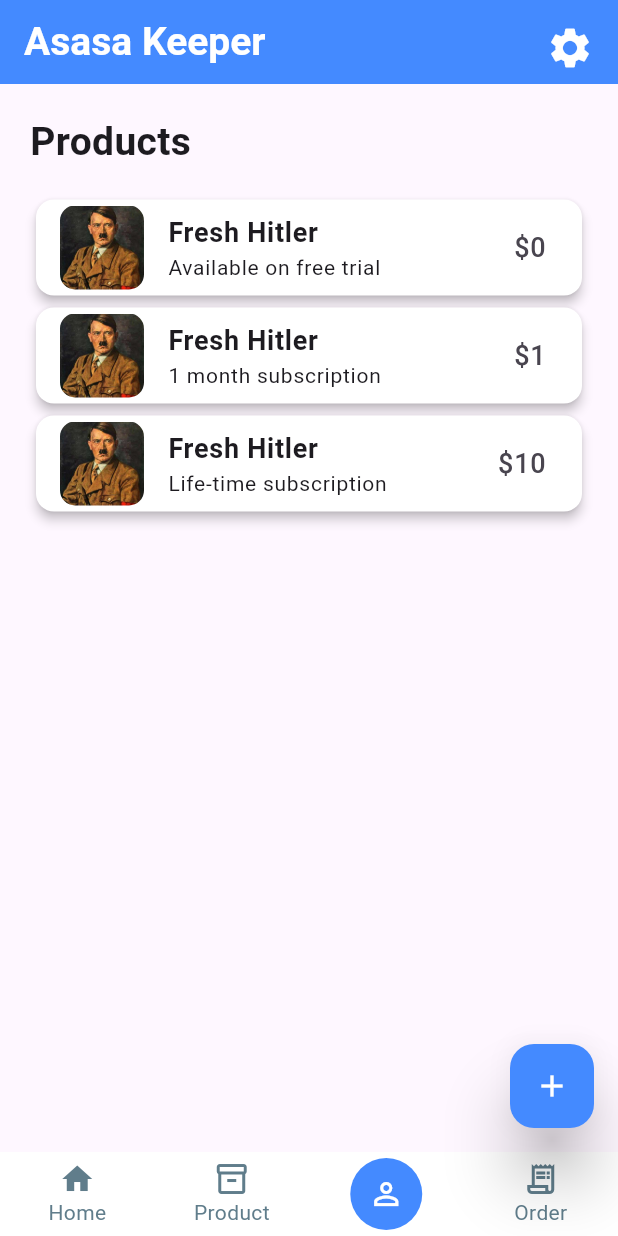
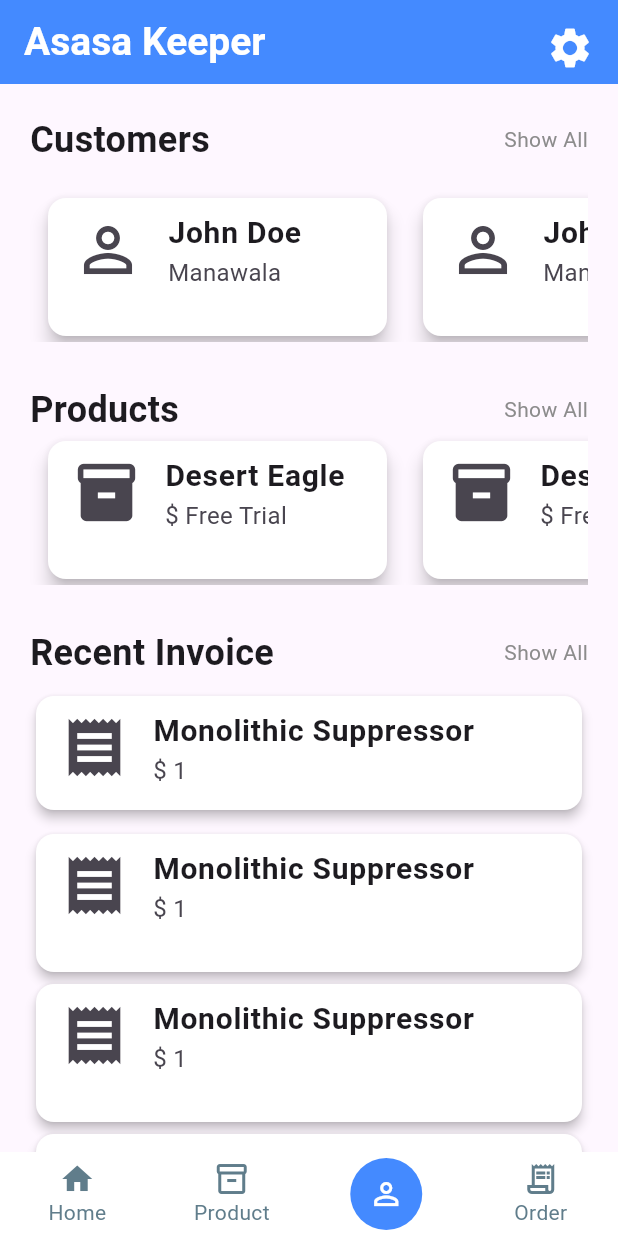
Before and after one commit to fasih124/wholesaleAnalyzerApp, a Flutter app: the screen it shows after launch, item 3 of the bottom bar chosen, on a phone screen of 412 x 824 dp. Run offline on Flutter 3.47's test engine with Material 3 defaults, Android fonts, the phone set to English and light mode, and no system bars; drawn by our look-alikes of flutter_snake_navigationbar.

Commit message:
Completed Home page & added navigation from Home to Settings & vice versa. Gonna proceed to make additions on settings screen.

```diff
--- a/lib/main.dart
+++ b/lib/main.dart
@@ -1,4 +1,5 @@
 import 'package:flutter/material.dart';
+import 'package:wholesale_analyzer_project/views/home.dart';
 import 'package:wholesale_analyzer_project/views/products.dart';
 import 'package:wholesale_analyzer_project/views/settings.dart';
 import 'views/log_in.dart';
@@ -17,11 +18,12 @@ class MyApp extends StatelessWidget {
     return MaterialApp(
       debugShowCheckedModeBanner: false,
       title: _title,
-      home: const Products(title: _title,),
+      home: const Home(title: _title,),
       routes: {
         '/signup': (context) => const SignUp(title: _title,),
         '/login': (context) => const LogIn(title: _title,),
         '/settings':(context) => const Settings(),
+
       },
     );
   }
--- /dev/null
+++ b/lib/views/home.dart
@@ -0,0 +1,220 @@
+//dependency: flutter_snake_navigationbar: ^0.6.1
+import 'package:flutter/material.dart';
+import 'package:wholesale_analyzer_project/views/widgets/customer_card_widget.dart';
+import 'package:wholesale_analyzer_project/views/widgets/invoice_card_widget.dart';
+import 'package:wholesale_analyzer_project/views/widgets/product_card_widget.dart';
+import 'package:wholesale_analyzer_project/views/widgets/snake_navbar_widget.dart';
+
+class Home extends StatefulWidget {
+  final String _title;
+  const Home({
+    super.key,
+    required String title,
+  }) : _title = title;
+
+  @override
+  State<Home> createState() => _HomeState();
+}
+
+class _HomeState extends State<Home> {
+  @override
+  Widget build(BuildContext context) {
+    return Scaffold(
+      appBar: AppBar(
+        backgroundColor: Colors.blueAccent,
+        title: Text(
+          widget._title,
+          style: const TextStyle(
+            color: Colors.white,
+            fontWeight: FontWeight.bold,
+            fontSize: 26,
+          ),
+        ),
+        actions: [
+          Padding(
+            padding: const EdgeInsets.all(8.0),
+            child: IconButton(
+              onPressed: () {
+                Navigator.pushNamed(context, '/settings');
+              },
+              icon: const Icon(
+                Icons.settings,
+                color: Colors.white,
+                size: 32,
+              ),
+            ),
+          ),
+        ],
+      ),
+      body: const SingleChildScrollView(
+        scrollDirection: Axis.vertical,
+        child: Padding(
+          padding: EdgeInsets.all(20),
+          child: Expanded(
+            child: Column(
+              children: [
+                Row(
+                  mainAxisAlignment: MainAxisAlignment.spaceBetween,
+                  children: [
+                    Text(
+                      'Customers',
+                      style: TextStyle(
+                        fontSize: 24,
+                        fontWeight: FontWeight.bold,
+                      ),
+                    ),
+                    Text(
+                      'Show All',
+                      style: TextStyle(
+                        color: Color.fromRGBO(128, 128, 128, 0.9),
+                      ),
+                    ),
+                  ],
+                ),
+                SizedBox(
+                  height: 18,
+                ),
+                // Placeholder(),
+                SingleChildScrollView(
+                  scrollDirection: Axis.horizontal,
+                  child: Row(
+                    mainAxisAlignment: MainAxisAlignment.start,
+                    children: [
+                      SizedBox(
+                        width: 250,
+                        height: 100,
+                        child: Padding(
+                          padding: EdgeInsets.symmetric(horizontal: 8.0),
+                          child: CustomerCard(),
+                        ),
+                      ),
+                      SizedBox(
+                        width: 250,
+                        height: 100,
+                        child: Padding(
+                          padding: EdgeInsets.symmetric(horizontal: 8.0),
+                          child: CustomerCard(),
+                        ),
+                      ),
+                    ],
+                  ),
+                ),
+
+                SizedBox(
+                  height: 28,
+                ),
+                Row(
+                  mainAxisAlignment: MainAxisAlignment.spaceBetween,
+                  children: [
+                    Text(
+                      'Products',
+                      style: TextStyle(
+                        fontSize: 24,
+                        fontWeight: FontWeight.bold,
+                      ),
+                    ),
+                    Text(
+                      'Show All',
+                      style: TextStyle(
+                        color: Color.fromRGBO(128, 128, 128, 0.9),
+                      ),
+                    ),
+                  ],
+                ),
+
+                SingleChildScrollView(
+                  scrollDirection: Axis.horizontal,
+                  child: Row(
+                    mainAxisAlignment: MainAxisAlignment.start,
+                    children: [
+                      SizedBox(
+                        width: 250,
+                        height: 100,
+                        child: Padding(
+                          padding: EdgeInsets.symmetric(horizontal: 8.0),
+                          child: ProductCard(),
+                        ),
+                      ),
+                      SizedBox(
+                        width: 250,
+                        height: 100,
+                        child: Padding(
+                          padding: EdgeInsets.symmetric(horizontal: 8.0),
+                          child: ProductCard(),
+                        ),
+                      ),
+                    ],
+                  ),
+                ),
+                SizedBox(
+                  height: 28,
+                ),
+                Row(
+                  mainAxisAlignment: MainAxisAlignment.spaceBetween,
+                  children: [
+                    Text(
+                      'Recent Invoice',
+                      style: TextStyle(
+                        fontSize: 24,
+                        fontWeight: FontWeight.bold,
+                      ),
+                    ),
+                    Text(
+                      'Show All',
+                      style: TextStyle(
+                        color: Color.fromRGBO(128, 128, 128, 0.9),
+                      ),
+                    ),
+                  ],
+                ),
+                Column(
+                  mainAxisAlignment: MainAxisAlignment.start,
+                  crossAxisAlignment: CrossAxisAlignment.start,
+                  children: [
+                    SizedBox(
+                      //width: 250,   //Centers the card on un-comment
+                      height: 100,
+                      child: Padding(
+                        padding: EdgeInsets.symmetric(vertical: 8.0),
+                        child: InvoiceCard(),   //bug in this widget class
+                      ),
+                    ),
+
+                    SizedBox(
+                      //width: 250,   //Centers the card on un-comment
+                      height: 100,
+                      child: Padding(
+                        padding: EdgeInsets.symmetric(vertical: 0.0),
+                        child: InvoiceCard(),   //bug in this widget class
+                      ),
+                    ),
+
+                    SizedBox(
+                      //width: 250,   //Centers the card on un-comment
+                      height: 100,
+                      child: Padding(
+                        padding: EdgeInsets.symmetric(vertical: 0),
+                        child: InvoiceCard(),   //bug in this widget class
+                      ),
+                    ),
+
+                    SizedBox(
+                      //width: 250,   //Centers the card on un-comment
+                      height: 100,
+                      child: Padding(
+                        padding: EdgeInsets.symmetric(vertical: 0),
+                        child: InvoiceCard(),   //bug in this widget class
+                      ),
+                    ),
+
+                  ],
+                ),
+              ],
+            ),
+          ),
+        ),
+      ),
+      bottomNavigationBar: const Snake(),
+    );
+  }
+}
--- a/lib/views/settings.dart
+++ b/lib/views/settings.dart
@@ -56,7 +56,9 @@ class _SettingsState extends State<Settings> {
           ],
         ),
         leading: IconButton(
-          onPressed: () {},
+          onPressed: () {
+            Navigator.pop(context);
+          },
           icon: const Icon(
             Icons.arrow_back_ios,
           ),
--- /dev/null
+++ b/lib/views/widgets/customer_card_widget.dart
@@ -0,0 +1,29 @@
+import 'package:flutter/material.dart';
+
+class CustomerCard extends StatelessWidget {
+  const CustomerCard({
+    super.key,
+  });
+
+  @override
+  Widget build(BuildContext context) {
+    return const Card(
+      elevation: 5,
+      color: Colors.white,
+      child: ListTile(
+        leading: Icon(
+          Icons.person_outline,
+          size: 48,
+        ),
+        title: Text('John Doe', style: TextStyle(
+          fontSize: 20,
+          fontWeight: FontWeight.bold,
+        ),),
+        subtitle: Text('Manawala', style: TextStyle(
+          fontSize: 16
+        ),),
+        //trailing: Icon(Icons.more_vert),
+      ),
+    );
+  }
+}
--- /dev/null
+++ b/lib/views/widgets/invoice_card_widget.dart
@@ -0,0 +1,35 @@
+import 'package:flutter/material.dart';
+
+class InvoiceCard extends StatelessWidget {
+  const InvoiceCard({
+    super.key,
+  });
+
+  @override
+  Widget build(BuildContext context) {
+    return const Card(
+      elevation: 3,
+      color: Colors.white,
+      child: ListTile(
+        leading: Icon(
+          Icons.receipt,
+          size: 46,
+        ),
+        title: Flexible(
+          child: Text(
+            'Monolithic Suppressor', //the text length overflows the card size in long sized strings
+            style: TextStyle(
+              fontSize: 20,
+              fontWeight: FontWeight.bold,
+            ),
+          ),
+        ),
+        subtitle: Text(
+          '\$ 1',
+          style: TextStyle(fontSize: 16),
+        ),
+        //trailing: Icon(Icons.more_vert),
+      ),
+    );
+  }
+}
--- /dev/null
+++ b/lib/views/widgets/product_card_widget.dart
@@ -0,0 +1,27 @@
+import 'package:flutter/material.dart';
+
+class ProductCard extends StatelessWidget {
+  const ProductCard({
+    super.key,
+  });
+
+  @override
+  Widget build(BuildContext context) {
+    return const Card(
+      elevation: 5,
+      color: Colors.white,
+      child: ListTile(
+        leading: Icon(
+          Icons.inventory,
+          size: 46,
+        ),
+        title: Text('Desert Eagle', style: TextStyle(
+          fontSize: 20,
+          fontWeight: FontWeight.bold,
+        ),),
+        subtitle: Text('\$ Free Trial',style: TextStyle(fontSize: 16),),
+        //trailing: Icon(Icons.more_vert),
+      ),
+    );
+  }
+}
--- /dev/null
+++ b/lib/views/widgets/snake_navbar_widget.dart
@@ -0,0 +1,49 @@
+import 'package:flutter/material.dart';
+import 'package:flutter_snake_navigationbar/flutter_snake_navigationbar.dart';
+
+class Snake extends StatefulWidget {
+  const Snake({super.key});
+
+  @override
+  State<Snake> createState() => _SnakeState();
+}
+
+class _SnakeState extends State<Snake> {
+  int _selectedItemPosition = 1;
+  @override
+  Widget build(BuildContext context) {
+    return SnakeNavigationBar.color(
+      backgroundColor: Colors.white,
+      behaviour: SnakeBarBehaviour.floating,
+      snakeShape: SnakeShape.circle,
+      //shape: RoundedRectangleBorder(borderRadius: BorderRadius.circular(20)),
+      padding: const EdgeInsets.all(0),
+
+      ///configuration for SnakeNavigationBar.color
+      snakeViewColor: Colors.blueAccent,
+      selectedItemColor: Colors.white,
+      unselectedItemColor: Colors.blueGrey,
+
+      ///configuration for SnakeNavigationBar.gradient
+      //snakeViewGradient:
+      //selectedItemGradient: snakeShape == SnakeShape.indicator ? selectedGradient : null,
+      //unselectedItemGradient: unselectedGradient,
+
+      showUnselectedLabels: true,
+      showSelectedLabels: true,
+
+      currentIndex: _selectedItemPosition,
+      onTap: (index) => setState(() => _selectedItemPosition = index),
+      items: const [
+        BottomNavigationBarItem(icon: Icon(Icons.home), label: 'Home'),
+        BottomNavigationBarItem(
+            icon: Icon(Icons.inventory_2_outlined), label: 'Product'),
+        BottomNavigationBarItem(
+            icon: Icon(Icons.person_outline), label: 'Customer'),
+        BottomNavigationBarItem(
+            icon: Icon(Icons.receipt_long_outlined), label: 'Order'),
+      ],
+    );
+
+  }
+}
```
